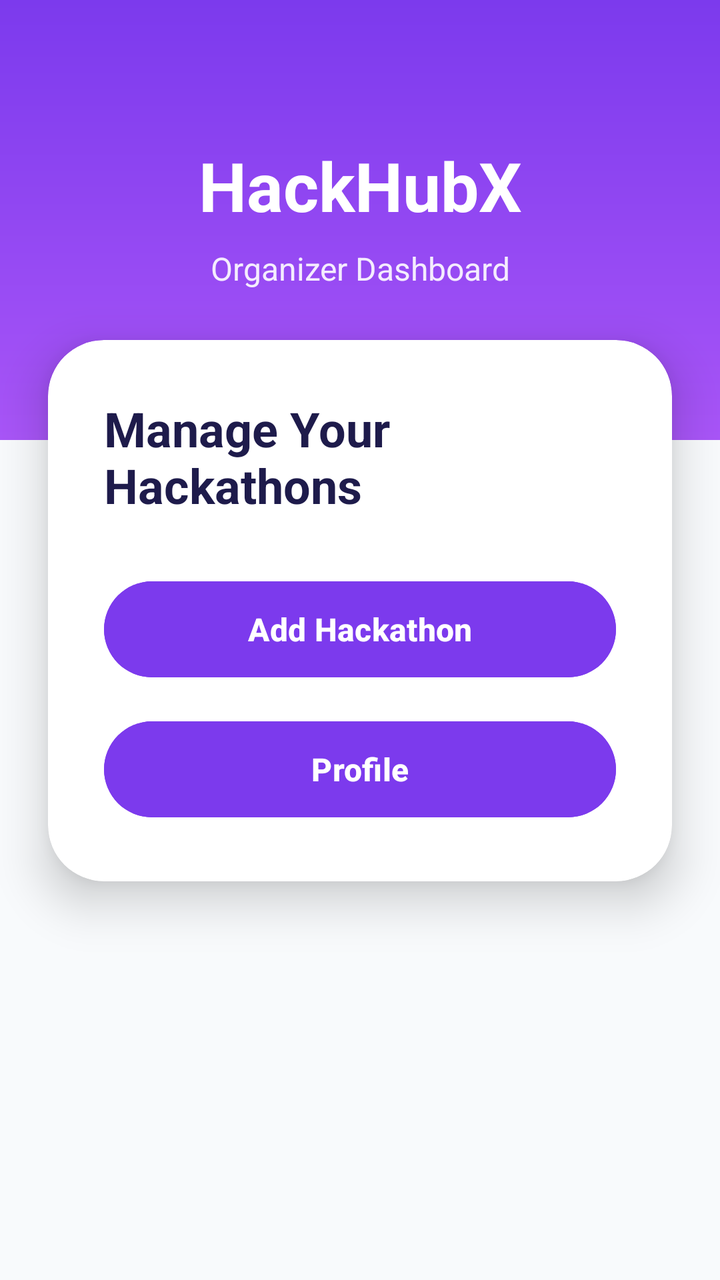
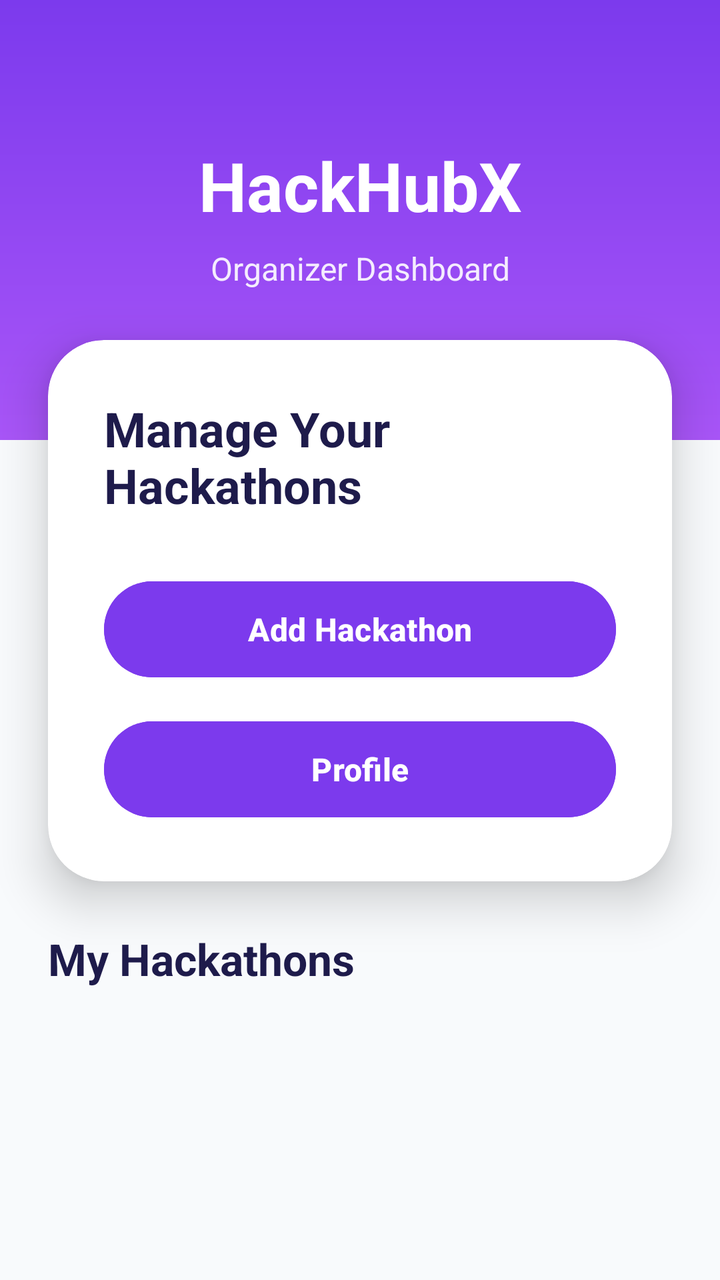

Screens rendered from an Android XML layout before and after an edit, with the pre-edit source and the edit as a unified diff.
<!-- AndroidManifest.xml: application theme Theme.HackHubX -->
<!-- res/layout/activity_organizer_dashboard.xml -->
<?xml version="1.0" encoding="utf-8"?>
<androidx.constraintlayout.widget.ConstraintLayout
    xmlns:android="http://schemas.android.com/apk/res/android"

    xmlns:app="http://schemas.android.com/apk/res-auto"

    android:layout_width="match_parent"

    android:layout_height="match_parent"

    android:background="@color/background_white">

    

    <View
        android:id="@+id/topSection"

        android:layout_width="0dp"

        android:layout_height="220dp"

        android:background="@drawable/grape_gradient"

        app:layout_constraintTop_toTopOf="parent"

        app:layout_constraintStart_toStartOf="parent"

        app:layout_constraintEnd_toEndOf="parent" />

    

    <TextView
        android:id="@+id/tvTitle"

        android:layout_width="wrap_content"

        android:layout_height="wrap_content"

        android:text="HackHubX"

        android:textColor="@color/white"

        android:textStyle="bold"

        android:textSize="34sp"

        android:layout_marginTop="70dp"

        app:layout_constraintTop_toTopOf="parent"

        app:layout_constraintStart_toStartOf="parent"

        app:layout_constraintEnd_toEndOf="parent" />

    

    <TextView
        android:id="@+id/tvSubtitle"

        android:layout_width="wrap_content"

        android:layout_height="wrap_content"

        android:text="Organizer Dashboard"

        android:textColor="@color/white"

        android:textSize="16sp"

        android:alpha="0.9"

        android:layout_marginTop="8dp"

        app:layout_constraintTop_toBottomOf="@id/tvTitle"

        app:layout_constraintStart_toStartOf="parent"

        app:layout_constraintEnd_toEndOf="parent" />

    

    <androidx.cardview.widget.CardView
        android:id="@+id/dashboardCard"

        android:layout_width="0dp"

        android:layout_height="wrap_content"

        android:layout_marginStart="24dp"

        android:layout_marginEnd="24dp"

        android:layout_marginTop="170dp"

        app:cardCornerRadius="28dp"

        app:cardElevation="14dp"

        app:cardBackgroundColor="@color/white"

        app:layout_constraintTop_toTopOf="parent"

        app:layout_constraintStart_toStartOf="parent"

        app:layout_constraintEnd_toEndOf="parent">

        <LinearLayout
            android:layout_width="match_parent"

            android:layout_height="wrap_content"

            android:orientation="vertical"

            android:padding="28dp">

            <TextView
                android:id="@+id/tvOrganizer"

                android:layout_width="wrap_content"

                android:layout_height="wrap_content"

                android:text="Manage Your Hackathons "

                android:textSize="24sp"

                android:textStyle="bold"

                android:textColor="@color/text_dark" />

            <Button
                android:id="@+id/btnAddHackathon"

                android:layout_width="match_parent"

                android:layout_height="56dp"

                android:text="Add Hackathon"

                android:textStyle="bold"

                android:textSize="16sp"

                android:textColor="@color/white"

                android:backgroundTint="@color/grape_primary"

                android:layout_marginTop="28dp" />

            <Button
                android:id="@+id/btnProfile"

                android:layout_width="match_parent"

                android:layout_height="56dp"

                android:text="Profile"

                android:textStyle="bold"

                android:textSize="16sp"

                android:textColor="@color/white"

                android:backgroundTint="@color/grape_primary"

                android:layout_marginTop="14dp" />

        </LinearLayout>

    </androidx.cardview.widget.CardView>

</androidx.constraintlayout.widget.ConstraintLayout>
<!-- resources referenced by this layout -->
<resources>
  <color name="background_white">#F8FAFC</color>
  <color name="grape_primary">#7C3AED</color>
  <color name="text_dark">#1E1B4B</color>
  <color name="white">#FFFFFF</color>
  <!-- drawable grape_gradient (drawable) -->
  <?xml version="1.0" encoding="utf-8"?>
  <shape xmlns:android="http://schemas.android.com/apk/res/android">
  
      <gradient
          android:startColor="#7C3AED"
          android:endColor="#A855F7"
          android:angle="270" />
  
  </shape>
  <style name="Theme.HackHubX" parent="Base.Theme.HackHubX" />
  <style name="Base.Theme.HackHubX" parent="Theme.Material3.DayNight.NoActionBar">
  
          <item name="colorPrimary">
              @color/grape_primary
          </item>
  
          <item name="colorSecondary">
              @color/grape_secondary
          </item>
  
          <item name="android:statusBarColor">
              @color/grape_primary
          </item>
  
      </style>
  <color name="grape_secondary">#A855F7</color>
</resources>

<!-- the commit's change to res/layout/activity_organizer_dashboard.xml (unified diff, before → after) -->
@@ -120,7 +120,7 @@
 
                 android:layout_height="wrap_content"
 
-                android:text="Manage Your Hackathons "
+                android:text="Manage Your Hackathons"
 
                 android:textSize="24sp"
 
@@ -170,4 +170,50 @@
 
     </androidx.cardview.widget.CardView>
 
+    
+
+    <TextView
+        android:id="@+id/tvMyHackathons"
+
+        android:layout_width="wrap_content"
+
+        android:layout_height="wrap_content"
+
+        android:text="My Hackathons"
+
+        android:textSize="22sp"
+
+        android:textStyle="bold"
+
+        android:textColor="@color/text_dark"
+
+        android:layout_marginTop="24dp"
+
+        android:layout_marginStart="24dp"
+
+        app:layout_constraintTop_toBottomOf="@id/dashboardCard"
+
+        app:layout_constraintStart_toStartOf="parent" />
+
+    
+
+    <androidx.recyclerview.widget.RecyclerView
+        android:id="@+id/recyclerMyHackathons"
+
+        android:layout_width="0dp"
+
+        android:layout_height="0dp"
+
+        android:layout_marginTop="16dp"
+
+        android:paddingBottom="24dp"
+
+        app:layout_constraintTop_toBottomOf="@id/tvMyHackathons"
+
+        app:layout_constraintBottom_toBottomOf="parent"
+
+        app:layout_constraintStart_toStartOf="parent"
+
+        app:layout_constraintEnd_toEndOf="parent" />
+
 </androidx.constraintlayout.widget.ConstraintLayout>
